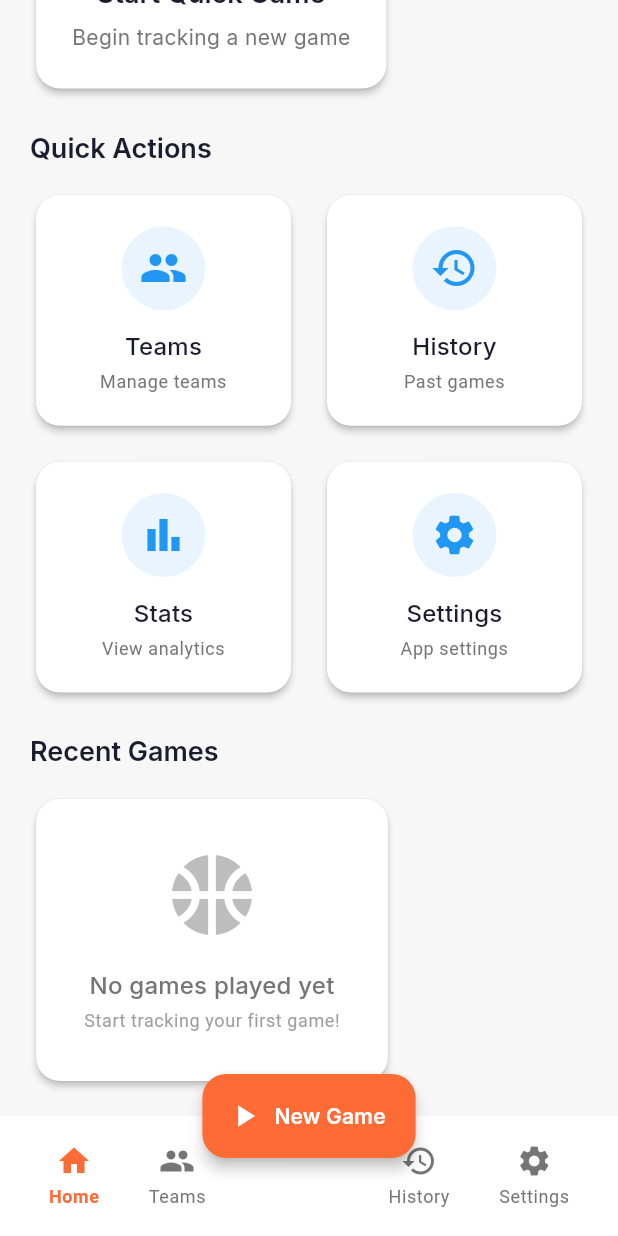
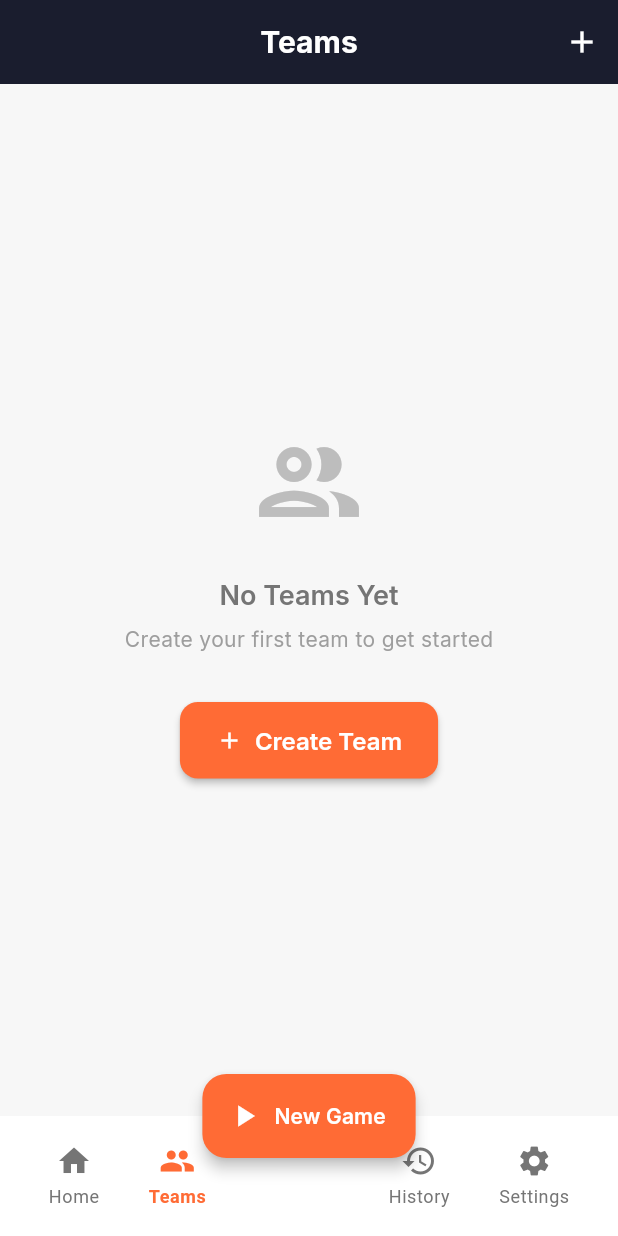
Before and after one commit to mbanixox/hooply, a Flutter app: the screen it shows after launch, scrolled down 266 dp, after a tap on "Teams", on a phone screen of 412 x 824 dp. Run offline on Flutter 3.47's test engine with Material 3 defaults, Android fonts, the light colour scheme and no system bars; our stand-ins replace flutter_riverpod, go_router, google_fonts.

Commit message:
Create Team List Screen and integrate navigation from Home Screen

```diff
--- a/lib/features/home/presentation/screens/home_screen.dart
+++ b/lib/features/home/presentation/screens/home_screen.dart
@@ -1,4 +1,6 @@
 import 'package:flutter/material.dart';
+import 'package:go_router/go_router.dart';
+import 'package:hooply/routes/route_names.dart';
 import 'package:hooply/shared/widgets/bottom_nav_scaffold.dart';
 
 class HomeScreen extends StatelessWidget {
@@ -93,28 +95,32 @@ class HomeScreen extends StatelessWidget {
                     title: "Teams",
                     subtitle: "Manage teams",
                     color: Colors.blue,
-                    onTap: () {},
+                    onTap: () => context.go(RouteNames.teamList),
                   ),
                   _QuickActionCard(
                     icon: Icons.history,
                     title: "History",
                     subtitle: "Past games",
                     color: Colors.blue,
-                    onTap: () {},
+                    onTap: () => context.go(RouteNames.history),
                   ),
                   _QuickActionCard(
                     icon: Icons.bar_chart,
                     title: "Stats",
                     subtitle: "View analytics",
                     color: Colors.blue,
-                    onTap: () {},
+                    onTap: () {
+                      ScaffoldMessenger.of(context).showSnackBar(
+                        const SnackBar(content: Text("Stats - Coming Soon!")),
+                      );
+                    },
                   ),
                   _QuickActionCard(
                     icon: Icons.settings,
                     title: "Settings",
                     subtitle: "App settings",
                     color: Colors.blue,
-                    onTap: () {},
+                    onTap: () => context.go(RouteNames.settings),
                   ),
                 ],
               ),
--- /dev/null
+++ b/lib/features/home/presentation/screens/team_list_screen.dart
@@ -0,0 +1,76 @@
+import 'package:flutter/material.dart';
+import 'package:hooply/shared/widgets/bottom_nav_scaffold.dart';
+
+class TeamListScreen extends StatelessWidget {
+  const TeamListScreen({super.key});
+
+  @override
+  Widget build(BuildContext context) {
+    return BottomNavScaffold(
+      currentIndex: 1,
+      appBar: AppBar(
+        title: const Text("Teams"),
+        actions: [
+          IconButton(
+            icon: const Icon(Icons.add),
+            onPressed: () {
+              ScaffoldMessenger.of(context).showSnackBar(
+                const SnackBar(content: Text("Create Team - Coming Soon!")),
+              );
+            },
+          ),
+        ],
+      ),
+      body: SafeArea(
+        child: Padding(
+          padding: const EdgeInsets.all(20.0),
+          child: Column(
+            children: [
+              // Currently a placeholder for no teams
+              Expanded(
+                child: Center(
+                  child: Column(
+                    mainAxisAlignment: MainAxisAlignment.center,
+                    children: [
+                      Icon(
+                        Icons.group_outlined,
+                        size: 80,
+                        color: Colors.grey[400],
+                      ),
+                      const SizedBox(height: 24),
+                      Text(
+                        "No Teams Yet",
+                        style: Theme.of(context).textTheme.titleLarge?.copyWith(
+                          color: Colors.grey[600],
+                        ),
+                      ),
+                      const SizedBox(height: 8),
+                      Text(
+                        "Create your first team to get started",
+                        style: Theme.of(context).textTheme.bodyMedium?.copyWith(
+                          color: Colors.grey[500],
+                        ),
+                      ),
+                      const SizedBox(height: 32),
+                      ElevatedButton.icon(
+                        onPressed: () {
+                          ScaffoldMessenger.of(context).showSnackBar(
+                            const SnackBar(
+                              content: Text("Create Team - Coming Soon!"),
+                            ),
+                          );
+                        },
+                        icon: const Icon(Icons.add),
+                        label: const Text("Create Team"),
+                      ),
+                    ],
+                  ),
+                ),
+              ),
+            ],
+          ),
+        ),
+      ),
+    );
+  }
+}
--- a/lib/routes/app_router.dart
+++ b/lib/routes/app_router.dart
@@ -1,6 +1,7 @@
 import 'package:flutter_riverpod/flutter_riverpod.dart';
 import 'package:go_router/go_router.dart';
 import 'package:hooply/features/home/presentation/screens/home_screen.dart';
+import 'package:hooply/features/home/presentation/screens/team_list_screen.dart';
 import 'package:hooply/routes/route_names.dart';
 
 final routerProvider = Provider<GoRouter>((ref) {
@@ -13,6 +14,12 @@ final routerProvider = Provider<GoRouter>((ref) {
         pageBuilder: (context, state) =>
             NoTransitionPage(child: const HomeScreen()),
       ),
+      GoRoute(
+        path: RouteNames.teamList,
+        name: RouteNames.teamList,
+        pageBuilder: (context, state) =>
+            NoTransitionPage(child: const TeamListScreen()),
+      ),
     ],
   );
 });
```
